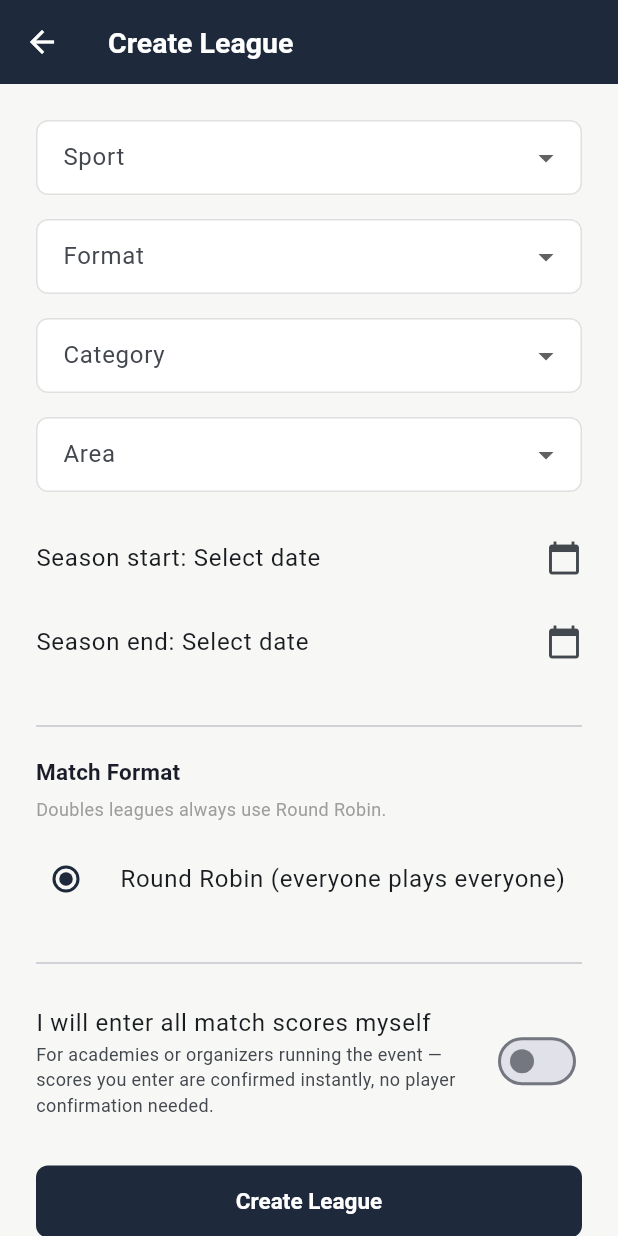
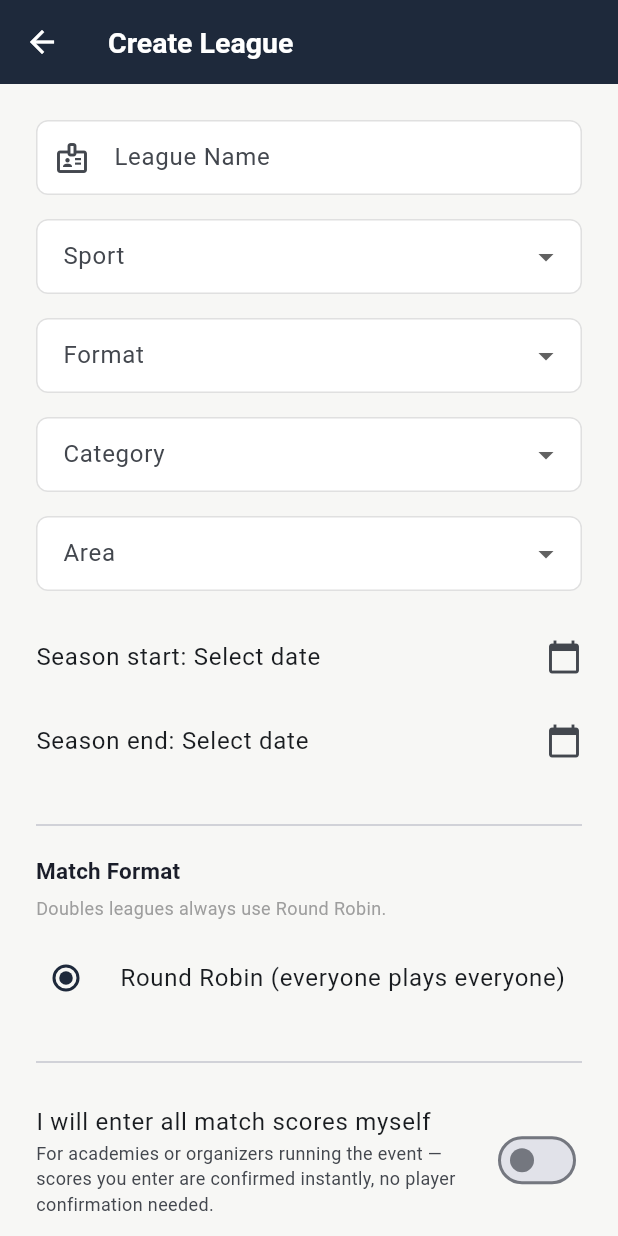
Before and after one commit to PranavRammohan/sports-tournament-app, a Flutter app: the CreateLeagueScreen screen opened directly, on a phone screen of 412 x 824 dp. Run offline on Flutter 3.47's test engine with Material 3 defaults, Android fonts, the phone set to English and light mode, and no system bars; our stand-ins replace image_picker, shared_preferences; accounts and stored records are empty; network calls fail.

Commit message:
Add league names, host-only organizer mode (host doesn't play)

```diff
--- a/mobile/lib/screens/create_league_screen.dart
+++ b/mobile/lib/screens/create_league_screen.dart
@@ -75,6 +75,7 @@ class CreateLeagueScreen extends StatefulWidget {
 }
 
 class _CreateLeagueScreenState extends State<CreateLeagueScreen> {
+  final TextEditingController _nameController = TextEditingController();
   String? _selectedSport;
   String? _selectedArea;
   String? _selectedFormat;
@@ -87,6 +88,7 @@ class _CreateLeagueScreenState extends State<CreateLeagueScreen> {
   final TextEditingController _matchesPerPlayerController =
       TextEditingController();
   bool _hostEntersScores = false;
+  bool _hostPlays = true;
 
   Future<void> _pickDate({required bool isStart}) async {
     final picked = await showDatePicker(
@@ -107,7 +109,10 @@ class _CreateLeagueScreenState extends State<CreateLeagueScreen> {
   }
 
   Future<void> _handleCreate() async {
-    if (_selectedSport == null ||
+    final name = _nameController.text.trim();
+
+    if (name.isEmpty ||
+        _selectedSport == null ||
         _selectedArea == null ||
         _selectedFormat == null ||
         _selectedGenderCategory == null ||
@@ -146,6 +151,7 @@ class _CreateLeagueScreenState extends State<CreateLeagueScreen> {
           'Authorization': 'Bearer $token',
         },
         body: jsonEncode({
+          'name': name,
           'sport': _selectedSport!.toLowerCase().replaceAll(' ', '_'),
           'area': _selectedArea,
           'seasonStart': _startDate!.toIso8601String().split('T')[0],
@@ -157,6 +163,7 @@ class _CreateLeagueScreenState extends State<CreateLeagueScreen> {
           'scheduleType': _scheduleType,
           'matchesPerPlayer': matchesPerPlayer,
           'hostEntersScores': _hostEntersScores,
+          'hostPlays': _hostPlays,
         }),
       );
 
@@ -210,6 +217,15 @@ class _CreateLeagueScreenState extends State<CreateLeagueScreen> {
         child: Column(
           crossAxisAlignment: CrossAxisAlignment.stretch,
           children: [
+            TextField(
+              controller: _nameController,
+              decoration: const InputDecoration(
+                labelText: 'League Name',
+                hintText: 'e.g. Koramangala Summer Tennis League',
+                prefixIcon: Icon(Icons.badge_outlined),
+              ),
+            ),
+            const SizedBox(height: 16),
             DropdownButtonFormField<String>(
               initialValue: _selectedSport,
               decoration: const InputDecoration(labelText: 'Sport'),
@@ -320,6 +336,16 @@ class _CreateLeagueScreenState extends State<CreateLeagueScreen> {
                 style: TextStyle(fontSize: 12),
               ),
             ),
+            SwitchListTile(
+              contentPadding: EdgeInsets.zero,
+              value: !_hostPlays,
+              onChanged: (v) => setState(() => _hostPlays = !v),
+              title: const Text("I'm just organizing, not playing"),
+              subtitle: const Text(
+                "You won't appear on the leaderboard or schedule as a player.",
+                style: TextStyle(fontSize: 12),
+              ),
+            ),
 
             const SizedBox(height: 24),
             ElevatedButton(
--- a/mobile/lib/screens/my_leagues_screen.dart
+++ b/mobile/lib/screens/my_leagues_screen.dart
@@ -131,14 +131,14 @@ class _MyLeaguesScreenState extends State<MyLeaguesScreen> {
                             ),
                             leading: sportIcon(league['sport'], size: 22),
                             title: Text(
-                              '${_formatSport(league['sport'])} · ${league['area']}',
+                              league['name'],
                               style: const TextStyle(
                                 fontWeight: FontWeight.w600,
                                 fontSize: 14,
                               ),
                             ),
                             subtitle: Text(
-                              '${formatDateOnly(league['season_start'])} – ${formatDateOnly(league['season_end'])} · ${league['member_count']} players',
+                              '${_formatSport(league['sport'])} · ${league['area']} · ${formatDateOnly(league['season_start'])} – ${formatDateOnly(league['season_end'])} · ${league['member_count']} players',
                               style: const TextStyle(fontSize: 12),
                             ),
                             trailing: const Icon(Icons.chevron_right, size: 20),
```
Also changed, not shown: mobile/lib/screens/browse_leagues_screen.dart (+47 -1 lines), mobile/lib/screens/league_detail_screen.dart (+11 -5 lines), 1 other file.
